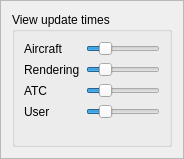
This is src/blackgui/components/settingsviewupdatetimes.ui in swift-project/pilotclient as Qt 5 draws it before an edit. The edited form follows.
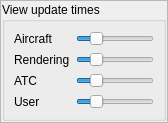
This is the edited form.

Commit message: refs #806, use token based approach for mapping component Allows to respond quickly without overloading (DBus)

```diff
--- a/src/blackgui/components/settingsviewupdatetimes.ui
+++ b/src/blackgui/components/settingsviewupdatetimes.ui
@@ -6,8 +6,8 @@
    <rect>
     <x>0</x>
     <y>0</y>
-    <width>184</width>
-    <height>159</height>
+    <width>168</width>
+    <height>123</height>
    </rect>
   </property>
   <property name="windowTitle">
@@ -19,7 +19,19 @@
   <property name="frameShadow">
    <enum>QFrame::Raised</enum>
   </property>
-  <layout class="QVBoxLayout" name="verticalLayout">
+  <layout class="QVBoxLayout" name="vl_UpdateTimes">
+   <property name="leftMargin">
+    <number>1</number>
+   </property>
+   <property name="topMargin">
+    <number>1</number>
+   </property>
+   <property name="rightMargin">
+    <number>1</number>
+   </property>
+   <property name="bottomMargin">
+    <number>1</number>
+   </property>
    <item>
     <widget class="QGroupBox" name="gb_ViewUpdateTimes">
      <property name="title">
```
The commit also changes 2 other files.
